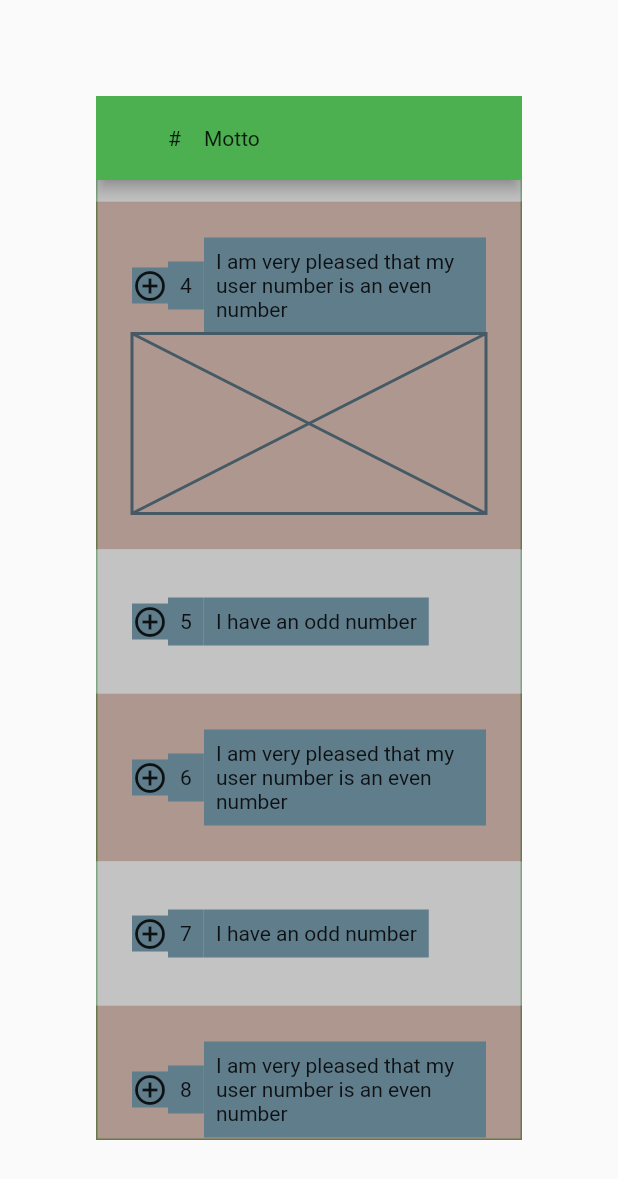
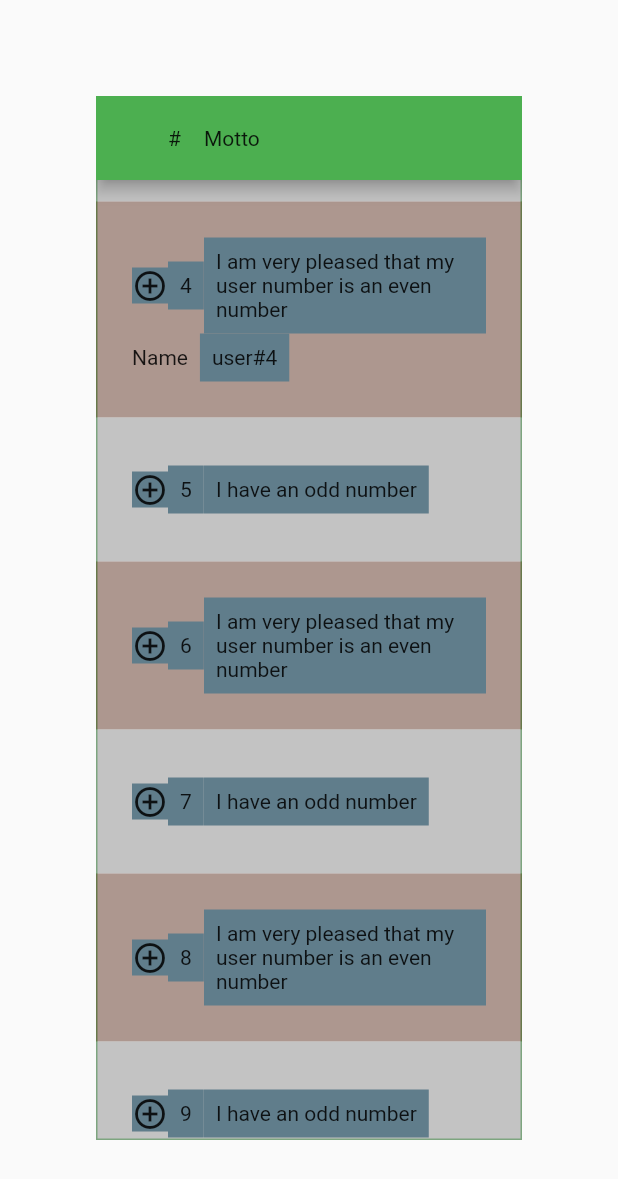
Before and after one commit to moneer-octedia/fitted_table, a Flutter app: the screen it shows after launch, scrolled down 415 dp, after a tap on the "add circle outline" icon, on a phone screen of 412 x 824 dp. Shown: the top 1179 px of the screen. Run offline on Flutter 3.47's test engine with Material 2 defaults, Android fonts, the phone set to English and light mode, and no system bars; our stand-ins replace infinite_scroll_pagination.

Commit message:
cleaner code

```diff
--- a/example/lib/main.dart
+++ b/example/lib/main.dart
@@ -10,12 +10,22 @@ class MyApp extends StatelessWidget {
 
   @override
   Widget build(BuildContext context) {
-    return MaterialApp(
-      title: 'PaginatedExpandableItemListExample',
-      theme: ThemeData(
-        primarySwatch: Colors.blue,
+    return FittedTableTheme(
+      fittedTableThemeData: FittedTableThemeData(
+        evenDataRowColor: Colors.brown.withOpacity(0.6),
+        oddDataRowColor: Colors.grey.withOpacity(0.6),
+        dataRowPadding: const EdgeInsets.all(24),
+        headerRowPadding:
+            const EdgeInsets.symmetric(horizontal: 24, vertical: 12),
+        headerRowColor: Colors.green,
       ),
-      home: const PaginatedExpandableItemListExample(),
+      child: MaterialApp(
+        title: 'PaginatedExpandableItemListExample',
+        theme: ThemeData(
+          primarySwatch: Colors.blue,
+        ),
+        home: const PaginatedExpandableItemListExample(),
+      ),
     );
   }
 }
@@ -42,12 +52,6 @@ class _PaginatedExpandableItemListExampleState
           )),
           child: FittedTable(
             onTapDataRow: (user) {},
-            evenDataRowColor: Colors.brown.withOpacity(0.6),
-            oddDataRowColor: Colors.grey.withOpacity(0.6),
-            dataRowPadding: const EdgeInsets.all(24),
-            headerRowPadding:
-                const EdgeInsets.symmetric(horizontal: 24, vertical: 12),
-            headerRowColor: Colors.green,
             visibleNumberOfColumns: 3,
             future: (int pageKey, int pageSize) async {
               await Future.delayed(const Duration(milliseconds: 250));
--- a/lib/fitted_table.dart
+++ b/lib/fitted_table.dart
@@ -1,2 +1,5 @@
 export 'src/fitted_table.dart';
-export 'src/models/models.dart';
+export 'src/fitted_table_row.dart';
+export 'src/fitted_table_column.dart';
+export 'src/fitted_table_cell.dart';
+export 'src/fitted_table_theme.dart';
--- a/lib/src/fitted_table.dart
+++ b/lib/src/fitted_table.dart
@@ -1,40 +1,29 @@
 import 'package:flutter/material.dart';
 import 'package:infinite_scroll_pagination/infinite_scroll_pagination.dart';
 
-import 'models/models.dart';
+import 'fitted_table_column.dart';
+import 'fitted_table_row.dart';
+import 'fitted_table_cell.dart';
+import 'fitted_table_theme.dart';
 
 const int _pageSize = 10;
 
 class FittedTable<T> extends StatefulWidget {
-  const FittedTable(
-      {Key? key,
+  const FittedTable({
+    Key? key,
     required this.future,
     required this.dataRowBuilder,
     required this.visibleNumberOfColumns,
     required this.columns,
-      this.mainAxisAlignment = MainAxisAlignment.spaceBetween,
-      this.evenDataRowColor,
-      this.dataRowPadding,
     this.onTapDataRow,
-      this.oddDataRowColor,
-      this.headerRowColor,
-      this.headerRowPadding,
-      this.expandableDataRows = true})
-      : super(key: key);
+  }) : super(key: key);
 
   final Future<List<T>> Function(int pageKey, int pageSize) future;
   final FittedTableRow<T> Function(BuildContext context, T value, int index)
       dataRowBuilder;
   final int visibleNumberOfColumns;
   final List<FittedTableColumn> columns;
-  final MainAxisAlignment mainAxisAlignment;
-  final Color? evenDataRowColor;
-  final Color? oddDataRowColor;
-  final Color? headerRowColor;
-  final EdgeInsetsGeometry? dataRowPadding;
-  final EdgeInsetsGeometry? headerRowPadding;
   final void Function(T value)? onTapDataRow;
-  final bool expandableDataRows;
 
   @override
   State<FittedTable<T>> createState() => _FittedTableState<T>();
@@ -43,6 +32,8 @@ class FittedTable<T> extends StatefulWidget {
 class _FittedTableState<T> extends State<FittedTable<T>> {
   final PagingController<int, T> pagingController =
       PagingController(firstPageKey: 0);
+
+  FittedTableThemeData get fittedTableThemeData => FittedTableTheme.of(context);
 
   @override
   void initState() {
@@ -108,15 +99,17 @@ class _FittedTableState<T> extends State<FittedTable<T>> {
       }
 
       return Row(
-          mainAxisAlignment: widget.mainAxisAlignment, children: children);
+          mainAxisAlignment: fittedTableThemeData.mainAxisAlignment,
+          children: children);
     });
 
-    if (widget.headerRowPadding != null) {
-      row = Padding(padding: widget.headerRowPadding!, child: row);
+    if (fittedTableThemeData.headerRowPadding != null) {
+      row =
+          Padding(padding: fittedTableThemeData.headerRowPadding!, child: row);
     }
 
-    if (widget.headerRowColor != null) {
-      row = ColoredBox(color: widget.headerRowColor!, child: row);
+    if (fittedTableThemeData.headerRowColor != null) {
+      row = ColoredBox(color: fittedTableThemeData.headerRowColor!, child: row);
     }
 
     return row;
@@ -141,15 +134,6 @@ class _FittedTableState<T> extends State<FittedTable<T>> {
                 itemBuilder: (context, value, index) {
               return _FittedBoxDataRow(
                 constraints: constraints,
-                    dataRowBuilder: widget.dataRowBuilder,
-                    visibleNumberOfColumns: widget.visibleNumberOfColumns,
-                    columns: widget.columns,
-                    mainAxisAlignment: widget.mainAxisAlignment,
-                    expandableDataRows: widget.expandableDataRows,
-                    evenDataRowColor: widget.evenDataRowColor,
-                    oddDataRowColor: widget.oddDataRowColor,
-                    onTapDataRow: widget.onTapDataRow,
-                    dataRowPadding: widget.dataRowPadding,
                 value: value,
                 index: index,
               );
@@ -170,31 +154,11 @@ class _FittedTableState<T> extends State<FittedTable<T>> {
 class _FittedBoxDataRow<T> extends StatefulWidget {
   const _FittedBoxDataRow(
       {Key? key,
-      required this.dataRowBuilder,
-      required this.visibleNumberOfColumns,
-      required this.columns,
-      required this.mainAxisAlignment,
-      this.evenDataRowColor,
-      this.oddDataRowColor,
-      this.headerRowColor,
-      this.dataRowPadding,
-      this.onTapDataRow,
-      required this.expandableDataRows,
       required this.value,
-      required this.index, required this.constraints})
+      required this.index,
+      required this.constraints})
       : super(key: key);
 
-  final FittedTableRow<T> Function(BuildContext context, T value, int index)
-      dataRowBuilder;
-  final int visibleNumberOfColumns;
-  final List<FittedTableColumn> columns;
-  final MainAxisAlignment mainAxisAlignment;
-  final Color? evenDataRowColor;
-  final Color? oddDataRowColor;
-  final Color? headerRowColor;
-  final EdgeInsetsGeometry? dataRowPadding;
-  final void Function(T value)? onTapDataRow;
-  final bool expandableDataRows;
   final T value;
   final int index;
   final BoxConstraints constraints;
@@ -212,17 +176,21 @@ class _FittedBoxDataRowState<T> extends State<_FittedBoxDataRow<T>>
 
   @override
   Widget build(BuildContext context) {
+    final table = context.findAncestorWidgetOfExactType<FittedTable<T>>()!;
+
     super.build(context);
+    final fittedTableThemeData = FittedTableTheme.of(context);
+
     final fittedTableRow =
-        widget.dataRowBuilder(context, widget.value, widget.index);
+        table.dataRowBuilder(context, widget.value, widget.index);
 
-      int evenColumnNumber = widget.visibleNumberOfColumns;
+    int evenColumnNumber = table.visibleNumberOfColumns;
     double totalSpecifiedWidth = 0.0;
 
-      assert(widget.columns.length == fittedTableRow.cells.length);
+    assert(table.columns.length == fittedTableRow.cells.length);
 
-      for (var i = 0; i < widget.visibleNumberOfColumns; i += 1) {
-        final columnWidth = widget.columns[i].width;
+    for (var i = 0; i < table.visibleNumberOfColumns; i += 1) {
+      final columnWidth = table.columns[i].width;
       if (columnWidth != null) {
         evenColumnNumber -= 1;
         totalSpecifiedWidth += columnWidth;
@@ -237,14 +205,15 @@ class _FittedBoxDataRowState<T> extends State<_FittedBoxDataRow<T>>
       evenColumnWidth = widget.constraints.maxWidth / evenColumnNumber;
 
       evenColumnWidth -= totalSpecifiedWidth / evenColumnNumber;
-        if (widget.dataRowPadding?.horizontal != null) {
-          evenColumnWidth -= widget.dataRowPadding!.horizontal / evenColumnNumber;
+      if (fittedTableThemeData.dataRowPadding?.horizontal != null) {
+        evenColumnWidth -=
+            fittedTableThemeData.dataRowPadding!.horizontal / evenColumnNumber;
       }
     }
 
-      for (var i = 0; i < widget.visibleNumberOfColumns; i += 1) {
+    for (var i = 0; i < table.visibleNumberOfColumns; i += 1) {
       final fittedTableCell = fittedTableRow.cells[i];
-        final column = widget.columns[i];
+      final column = table.columns[i];
       assert(column.width != null || evenColumnWidth != null);
       final isExpandColumn = column is ExpandFittedTableColumn;
       assert(() {
@@ -266,47 +235,76 @@ class _FittedBoxDataRowState<T> extends State<_FittedBoxDataRow<T>>
                         });
                       },
                       padding: EdgeInsets.zero,
-                        icon:
-                            (fittedTableCell as ExpandFittedTableCell).content)
+                      icon: (fittedTableCell as ExpandFittedTableCell).content)
                   : fittedTableCell.content),
         ),
       );
     }
 
-      Widget row =
-          Row(mainAxisAlignment: widget.mainAxisAlignment, children: children);
+    Widget row = Row(
+        mainAxisAlignment: fittedTableThemeData.mainAxisAlignment,
+        children: children);
 
     if (isExpanded) {
       row = Column(
         children: [
           row,
-            SizedBox(
-              height: 120,
-              child: const Placeholder(),
-            ),
+          _FittedTableExpand<T>(
+            fittedTableRow: fittedTableRow,
+          )
         ],
       );
     }
 
-
-
-    if (widget.dataRowPadding != null) {
-      row = Padding(padding: widget.dataRowPadding!, child: row);
+    if (fittedTableThemeData.dataRowPadding != null) {
+      row = Padding(padding: fittedTableThemeData.dataRowPadding!, child: row);
     }
 
     final isEven = widget.index % 2 == 0;
 
-    if (isEven && widget.evenDataRowColor != null) {
-      row = ColoredBox(color: widget.evenDataRowColor!, child: row);
-    } else if (!isEven && widget.oddDataRowColor != null) {
-      row = ColoredBox(color: widget.oddDataRowColor!, child: row);
+    if (isEven && fittedTableThemeData.evenDataRowColor != null) {
+      row =
+          ColoredBox(color: fittedTableThemeData.evenDataRowColor!, child: row);
+    } else if (!isEven && fittedTableThemeData.oddDataRowColor != null) {
+      row =
+          ColoredBox(color: fittedTableThemeData.oddDataRowColor!, child: row);
     }
 
-    if (widget.onTapDataRow != null) {
+    if (table.onTapDataRow != null) {
       row =
-          InkWell(onTap: () => widget.onTapDataRow!(widget.value), child: row);
+          InkWell(onTap: () => table.onTapDataRow!(widget.value), child: row);
     }
 
     return row;
   }
 }
+
+class _FittedTableExpand<T> extends StatelessWidget {
+  const _FittedTableExpand({required this.fittedTableRow});
+
+  final FittedTableRow fittedTableRow;
+
+  @override
+  Widget build(BuildContext context) {
+    final table = context.findAncestorWidgetOfExactType<FittedTable<T>>()!;
+
+    List<Widget> cells = [];
+    for (var i = table.visibleNumberOfColumns; i < table.columns.length; i += 1) {
+      final title = table.columns[i].title;
+      final content = fittedTableRow.cells[i].content;
+      cells.add(
+        Row(
+          children: [
+            title,
+            const SizedBox(width: 8),
+            content,
+          ],
+        ),
+      );
+    }
+
+    return Column(
+      children: cells,
+    );
+  }
+}
--- /dev/null
+++ b/lib/src/fitted_table_theme.dart
@@ -0,0 +1,38 @@
+import 'package:flutter/material.dart';
+
+class FittedTableTheme extends InheritedWidget {
+  const FittedTableTheme({required this.fittedTableThemeData, required super.child});
+
+  static FittedTableThemeData of(BuildContext context) {
+    return context
+        .dependOnInheritedWidgetOfExactType<FittedTableTheme>()!
+        .fittedTableThemeData;
+  }
+
+  final FittedTableThemeData fittedTableThemeData;
+
+  @override
+  bool updateShouldNotify(covariant FittedTableTheme oldWidget) {
+    return oldWidget.fittedTableThemeData != fittedTableThemeData;
+  }
+}
+
+class FittedTableThemeData {
+  const FittedTableThemeData({
+    this.mainAxisAlignment = MainAxisAlignment.spaceBetween,
+    this.expandableDataRows = false,
+    this.evenDataRowColor,
+    this.oddDataRowColor,
+    this.headerRowColor,
+    this.dataRowPadding,
+    this.headerRowPadding,
+  });
+
+  final MainAxisAlignment mainAxisAlignment;
+  final Color? evenDataRowColor;
+  final Color? oddDataRowColor;
+  final Color? headerRowColor;
+  final EdgeInsetsGeometry? dataRowPadding;
+  final EdgeInsetsGeometry? headerRowPadding;
+  final bool expandableDataRows;
+}
--- a/lib/src/models/models.dart
+++ /dev/null
@@ -1,3 +0,0 @@
-export 'src/fitted_table_cell.dart';
-export 'src/fitted_table_column.dart';
-export 'src/fitted_table_row.dart';
```
Also changed, not shown: lib/src/fitted_table_cell.dart (renamed from lib/src/models/src/fitted_table_cell.dart), lib/src/fitted_table_column.dart (renamed from lib/src/models/src/fitted_table_column.dart), lib/src/fitted_table_row.dart (renamed from lib/src/models/src/fitted_table_row.dart). Lines whose indentation alone changed are shown as unchanged.
